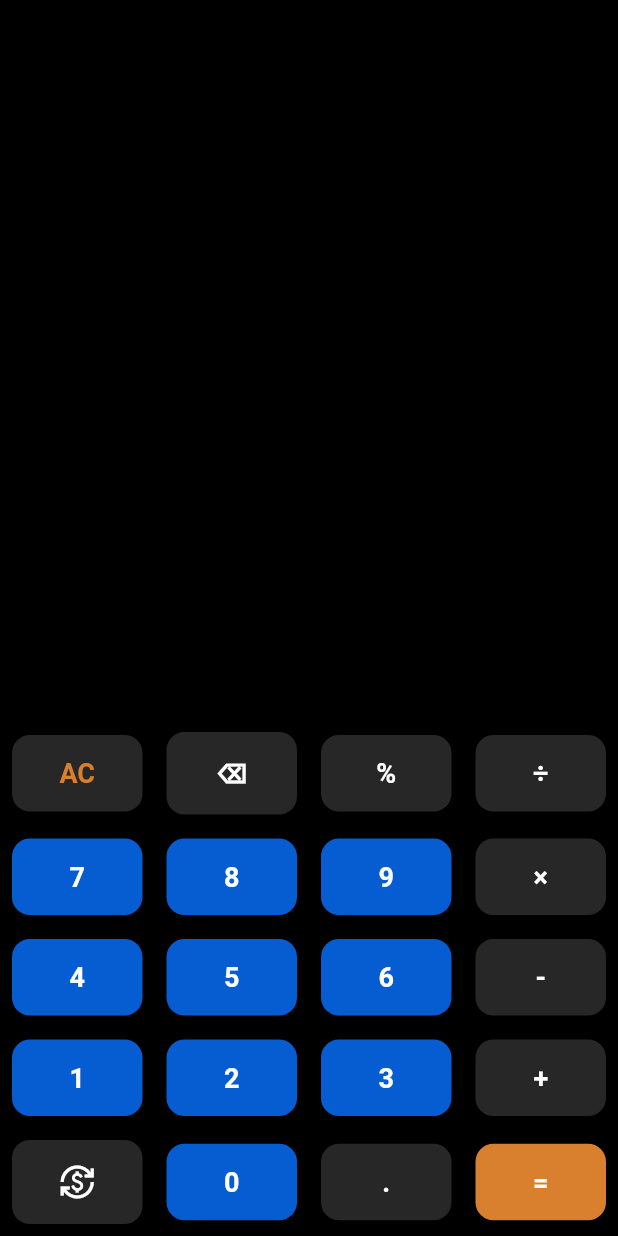
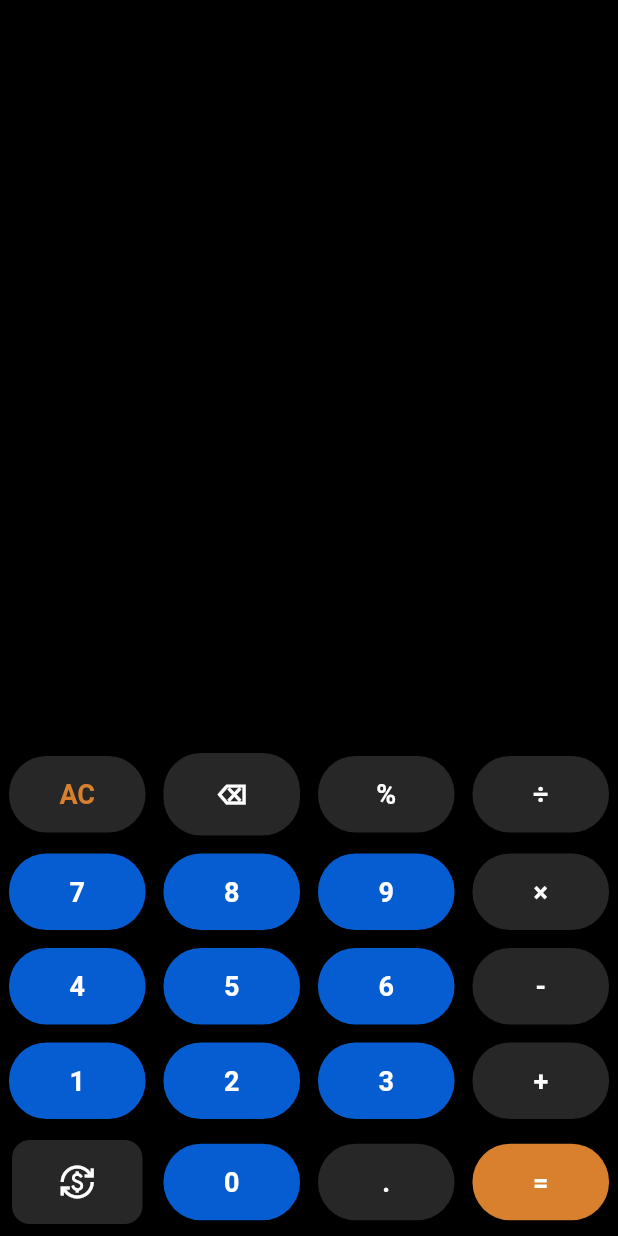
Before and after one commit to git-ADG/Flutter-Calculator-for-E-Cell, a Flutter app: the screen it shows after launch, on a phone screen of 412 x 824 dp. Run offline on Flutter 3.47's test engine with Material 2 defaults, Android fonts, the phone set to English and light mode, and no system bars; our stand-ins replace math_expressions.

Commit message:
ui enhancements

```diff
--- a/lib/calculator.dart
+++ b/lib/calculator.dart
@@ -111,11 +111,11 @@ class _CalculatorState extends State<Calculator> {
       fontSize = 18.0}) {
     return Expanded(
         child: Container(
-      margin: const EdgeInsets.all(8),
+      margin: const EdgeInsets.all(6),
       child: ElevatedButton(
         style: ElevatedButton.styleFrom(
             shape:
-                RoundedRectangleBorder(borderRadius: BorderRadius.circular(12)),
+                RoundedRectangleBorder(borderRadius: BorderRadius.circular(25)),
             backgroundColor: buttonbgColor,
             padding: const EdgeInsets.all(15)),
         onPressed: () => onButtonClick(text),
```
